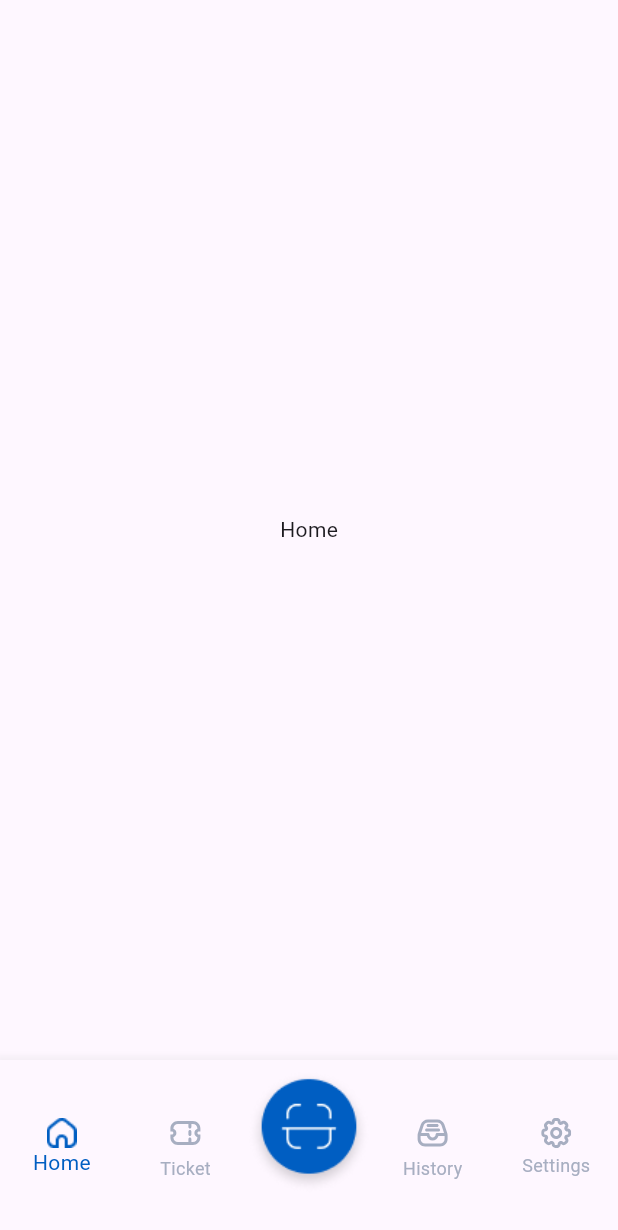
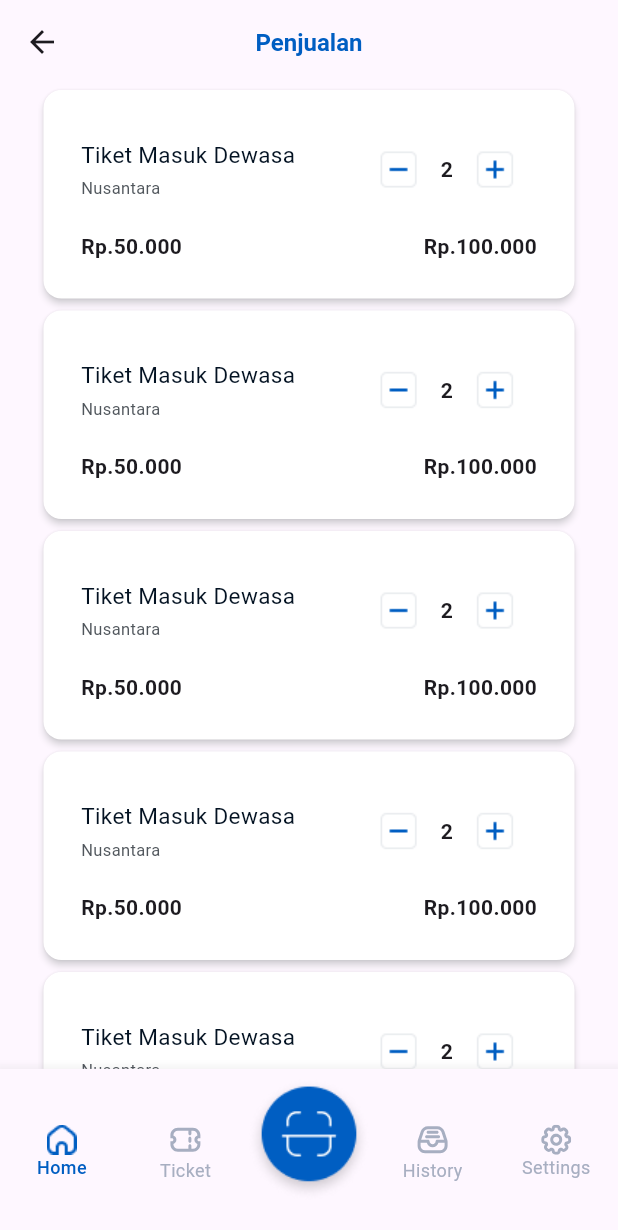
Before and after one commit to Ridhsuki/idn-eticket-app, a Flutter app: the MainScreen screen opened by its route, on a phone screen of 412 x 824 dp. Shown: the top 1230 px of the screen. Run offline on Flutter 3.47's test engine with Material 3 defaults, Android fonts, the phone set to English and light mode, and no system bars; our stand-ins replace flutter_svg.

Commit message:
feat ui: card at home screen Assignment Thursday, 6 March 2025. Slicing Design figma and make a reusable widget or extract widget card. I still confused about make the card widget can be reusable because of data inside of that card. my englsih is bad :v

```diff
--- a/eticket_flutter_app/lib/core/assets.const.dart
+++ b/eticket_flutter_app/lib/core/assets.const.dart
@@ -1,9 +1,11 @@
 class AssetsConst {
+  //? Intro
   // Images
   static const String whiteLogo = 'assets/images/WhiteLogo.png';
   static const String blueLogo = 'assets/images/BlueLogo.png';
   static const String poltekLogo = 'assets/images/logoPoltek.png';
 
+//? Bottom NavBar
   // Icons
   static const String homeIcon = 'assets/icons/home.png';
   static const String ticketIcon = 'assets/icons/ticket.svg';
@@ -16,4 +18,9 @@ class AssetsConst {
   static const String activeTicketIcon = 'assets/icons/ticketActive.png';
   static const String activeHistoryIcon = 'assets/icons/historyActive.png';
   static const String activeSettingIcon = 'assets/icons/settingActive.png';
+
+  //? Home
+  static const String plusIcon = 'assets/icons/plus.png';
+  static const String minusIcon = 'assets/icons/minus.png';
+
 }
--- a/eticket_flutter_app/lib/ui/home/home_screen.dart
+++ b/eticket_flutter_app/lib/ui/home/home_screen.dart
@@ -1,10 +1,158 @@
+import 'package:eticket_flutter_app/core/app_color.dart';
+import 'package:eticket_flutter_app/core/assets.const.dart';
 import 'package:flutter/material.dart';
+
+final List<Map> dummyData = [
+  {
+    'title': 'Tiket Masuk Dewasa',
+    'category': 'Nusantara',
+    'price': 50000,
+    'amount': 2,
+  },
+  {
+    'title': 'Tiket Masuk Anak',
+    'category': 'Nusantara',
+    'price': 20000,
+    'amount': 2,
+  },
+  {
+    'title': 'Tiket Masuk Dewasa',
+    'category': 'MancaNegara',
+    'price': 150000,
+    'amount': 0,
+  },
+  {
+    'title': 'Tiket Masuk Anak',
+    'category': 'MancaNegara',
+    'price': 40000,
+    'amount': 0,
+  },
+  {
+    'title': 'Tiket Masuk Bayi',
+    'category': 'MancaNegara/Nusantara',
+    'price': 0,
+    'amount': 0,
+  },
+];
 
 class HomeScreen extends StatelessWidget {
   const HomeScreen({super.key});
 
   @override
   Widget build(BuildContext context) {
-    return const Scaffold(body: Center(child: Text('Home')));
+    return Scaffold(
+      appBar: AppBar(
+        title: Text(
+          'Penjualan',
+          style: TextStyle(
+            color: AppColor.mainColor,
+            fontSize: 16,
+            fontWeight: FontWeight.bold,
+          ),
+        ),
+        centerTitle: true,
+      ),
+      body: Padding(
+        padding: const EdgeInsets.symmetric(horizontal: 25),
+        child: AppCard(),
+      ),
+    );
   }
 }
+
+class AppCard extends StatelessWidget {
+  const AppCard({super.key, });
+
+  @override
+  Widget build(BuildContext context) {
+    return ListView.builder(
+      itemCount: dummyData.length,
+      itemBuilder: (context, index) {
+        return Column(
+          children: [
+            SizedBox(
+              width: double.infinity,
+              child: Card(
+                elevation: 2,
+                color: Color(0xffffffff),
+                shadowColor: Color(0xffE7EAED),
+                child: Padding(
+                  padding: const EdgeInsets.all(25.0),
+                  child: Column(
+                    children: [
+                      Row(
+                        mainAxisAlignment: MainAxisAlignment.spaceBetween,
+                        children: [
+                          Column(
+                            crossAxisAlignment: CrossAxisAlignment.start,
+                            children: [
+                              Text(
+                                'Tiket Masuk Dewasa',
+                                style: TextStyle(
+                                  fontSize: 15,
+                                  color: Color(0xff031222),
+                                ),
+                              ),
+                              SizedBox(height: 4),
+                              Text(
+                                'Nusantara',
+                                style: TextStyle(
+                                  fontSize: 11,
+                                  color: Color(0xff50565C),
+                                ),
+                              ),
+                            ],
+                          ),
+                          Row(
+                            mainAxisAlignment: MainAxisAlignment.spaceAround,
+                            children: [
+                              IconButton(
+                                onPressed: () {},
+                                icon: Image.asset(AssetsConst.minusIcon),
+                              ),
+                              Text(
+                                '2',
+                                style: TextStyle(
+                                  fontWeight: FontWeight.bold,
+                                  fontSize: 14,
+                                ),
+                              ),
+                              IconButton(
+                                onPressed: () {},
+                                icon: Image.asset(AssetsConst.plusIcon),
+                              ),
+                            ],
+                          ),
+                        ],
+                      ),
+                      SizedBox(height: 13),
+                      Row(
+                        mainAxisAlignment: MainAxisAlignment.spaceBetween,
+                        children: [
+                          Text(
+                            'Rp.50.000',
+                            style: TextStyle(
+                              fontSize: 14,
+                              fontWeight: FontWeight.bold,
+                            ),
+                          ),
+                          Text(
+                            'Rp.100.000',
+                            style: TextStyle(
+                              fontSize: 14,
+                              fontWeight: FontWeight.bold,
+                            ),
+                          ),
+                        ],
+                      ),
+                    ],
+                  ),
+                ),
+              ),
+            ),
+          ],
+        );
+      },
+    );
+  }
+}
--- a/eticket_flutter_app/lib/ui/home/main_screen.dart
+++ b/eticket_flutter_app/lib/ui/home/main_screen.dart
@@ -23,6 +23,8 @@ class _MainScreenState extends State<MainScreen> {
       bottomNavigationBar: BottomNavigationBar(
         type: BottomNavigationBarType.fixed,
         showUnselectedLabels: true,
+        selectedFontSize: 12,
+        selectedLabelStyle: TextStyle(fontWeight: FontWeight.w500),
         selectedItemColor: AppColor.mainColor,
         unselectedItemColor: AppColor.grey,
         currentIndex: currentPage,
@@ -43,7 +45,7 @@ class _MainScreenState extends State<MainScreen> {
           ),
           BottomNavigationBarItem(
             icon: Image.asset(AssetsConst.scanIcon),
-            label: ''
+            label: '',
           ),
           BottomNavigationBarItem(
             activeIcon: Image.asset(AssetsConst.activeHistoryIcon),
```
Also changed, not shown: eticket_flutter_app/assets/icons/minus.png (added), eticket_flutter_app/assets/icons/plus.png (added).
